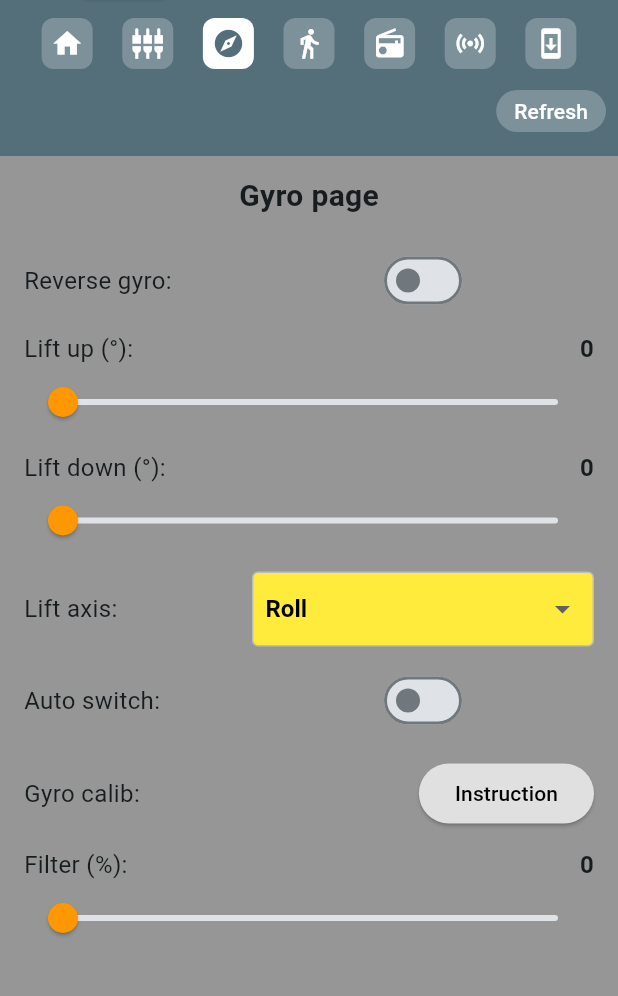
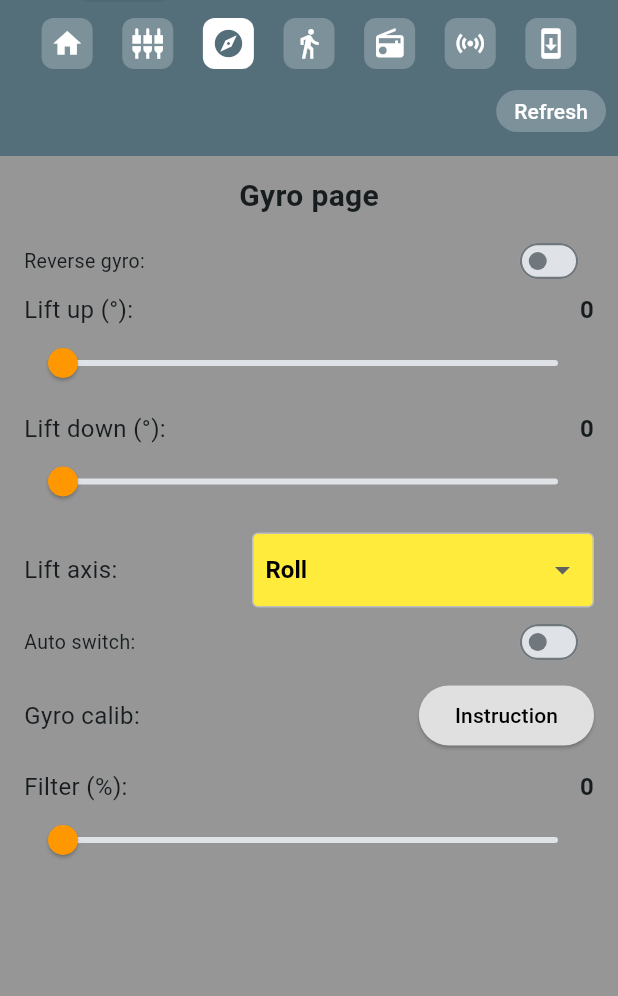
Before and after one commit to Bibusik/gyro360, a Flutter app: the screen it shows after launch, after a tap on the "settings input component" icon, after a tap on the "explore" icon, on a phone screen of 412 x 824 dp, the part 72-1068 px from its top. Run offline on Flutter 3.47's test engine with Material 3 defaults, Android fonts, the phone set to English and light mode, and no system bars; our stand-ins replace flutter_blue_plus, permission_handler, sensors_plus, shared_preferences, wakelock_plus; missing offline and left inert: wifi_scan.

Commit message:
Give every switch the same shape, and drop WT901 from what users read
Switches came in two shapes: some sat mid-row at full size because they went
through the generic row helper, others were compact and pinned right. They now
all share one helper - label left, switch right, same scale everywhere.

The source selector said WT901, which is the sensor's factory part number and
means nothing to whoever owns the rotator. The segment now reads Gyro360 and
the page is titled Gyro360 remote; the full name does not fit in a three-way
segmented button, so it lives in the title.

Co-Authored-By: Claude Opus 5 <noreply@anthropic.com>

```diff
--- a/lib/main.dart
+++ b/lib/main.dart
@@ -574,6 +574,26 @@ Widget _pageTitle(String title) => Padding(
   child: Text(title, style: const TextStyle(fontSize: 20, fontWeight: FontWeight.bold)),
 );
 
+// Единый вид ВСЕХ переключателей: подпись слева, сам переключатель прижат к
+// правому краю и одного размера везде. Раньше часть шла через _row(), где
+// контрол занимал колонку по центру строки и выглядел крупнее - на одном
+// экране соседствовали два разных вида.
+Widget _switchRow(String label, bool value, void Function(bool)? onChanged,
+                  {double hPad = 16}) =>
+    Padding(
+      padding: EdgeInsets.symmetric(horizontal: hPad),
+      child: SizedBox(
+        height: 34,
+        child: Row(children: [
+          Expanded(child: Text(label, style: const TextStyle(fontSize: 13))),
+          Transform.scale(
+            scale: 0.75,
+            child: Switch(value: value, onChanged: onChanged),
+          ),
+        ]),
+      ),
+    );
+
 Widget _row(String label, Widget control) => Padding(
   padding: const EdgeInsets.symmetric(horizontal: 16, vertical: 6),
   child: Row(children: [
@@ -911,7 +931,7 @@ class _GyroPageState extends State<_GyroPage> {
     final s = widget.state; final bt = widget.bt;
     return SingleChildScrollView(child: Column(children: [
       _pageTitle('Gyro page'),
-      _row('Reverse gyro:', Switch(value: s.gyroReverse, onChanged: (v) { setState(() => s.gyroReverse = v); bt.send('GYRO_REV=${v ? 1 : 0};'); })),
+      _switchRow('Reverse gyro:', s.gyroReverse, (v) { setState(() => s.gyroReverse = v); bt.send('GYRO_REV=${v ? 1 : 0};'); }),
       _LiftThresholdRow(state: s, bt: bt),
       _row('Lift axis:', Container(
         decoration: BoxDecoration(color: Colors.yellow, borderRadius: BorderRadius.circular(4), border: Border.all(color: Colors.grey.shade400)),
@@ -923,7 +943,7 @@ class _GyroPageState extends State<_GyroPage> {
           onChanged: (v) { if (v == null) return; setState(() => s.liftAxisRoll = v); bt.send('LIFT_AXIS=${v ? 1 : 0};'); },
         )),
       )),
-      _row('Auto switch:', Switch(value: s.gyro6axis, onChanged: (v) { setState(() => s.gyro6axis = v); bt.send('LIFT_FUNC=${v ? 1 : 0};'); })),
+      _switchRow('Auto switch:', s.gyro6axis, (v) { setState(() => s.gyro6axis = v); bt.send('LIFT_FUNC=${v ? 1 : 0};'); }),
       Padding(padding: const EdgeInsets.symmetric(horizontal: 16, vertical: 8), child: Row(children: [
         const Expanded(flex: 2, child: Text('Gyro calib:', style: TextStyle(fontSize: 16))),
         ElevatedButton(onPressed: () => showDialog(context: context, builder: (ctx) => AlertDialog(title: const Text('Gyro calibration'), content: const Text("1. Power OFF\n2. Hold GYRO button\n3. Power ON\n4. Release after 1 flash (3s)\n5. Saves and restarts"), actions: [TextButton(onPressed: () => Navigator.pop(ctx), child: const Text('OK'))])), style: ElevatedButton.styleFrom(backgroundColor: Colors.grey.shade300, foregroundColor: Colors.black), child: const Text('Instruction')),
@@ -983,9 +1003,9 @@ class _PedalPageState extends State<_PedalPage> {
     final s = widget.state; final bt = widget.bt;
     return SingleChildScrollView(child: Column(children: [
       _pageTitle('Pedal page'),
-      _row('Keep search pos:', Switch(value: s.keepSearchPos, onChanged: (v) { setState(() => s.keepSearchPos = v); bt.send('SAVE_POS=${v ? 1 : 0};'); })),
-      _row('Reverse Wire Pedal:', Switch(value: s.reverseWire, onChanged: (v) { setState(() => s.reverseWire = v); bt.send('PEDAL_WIRE_REV=${v ? 1 : 0};'); })),
-      _row('Reverse WiFi Pedal:', Switch(value: s.reverseWifi, onChanged: (v) { setState(() => s.reverseWifi = v); bt.send('PEDAL_WIFI_REV=${v ? 1 : 0};'); })),
+      _switchRow('Keep search pos:', s.keepSearchPos, (v) { setState(() => s.keepSearchPos = v); bt.send('SAVE_POS=${v ? 1 : 0};'); }),
+      _switchRow('Reverse Wire Pedal:', s.reverseWire, (v) { setState(() => s.reverseWire = v); bt.send('PEDAL_WIRE_REV=${v ? 1 : 0};'); }),
+      _switchRow('Reverse WiFi Pedal:', s.reverseWifi, (v) { setState(() => s.reverseWifi = v); bt.send('PEDAL_WIFI_REV=${v ? 1 : 0};'); }),
       Padding(padding: const EdgeInsets.symmetric(horizontal: 16, vertical: 4), child: Column(children: [
         Row(children: [
           const Text('Search ON msec:', style: TextStyle(fontSize: 16)),
@@ -1410,21 +1430,10 @@ class _RemotePageState extends State<_RemotePage> {
     }
   }
 
-  // Компактная строка-переключатель: три штуки подряд обычными SwitchListTile
-  // с подписями занимали пол-экрана. Пояснения убраны в сам заголовок, высота
-  // строки минимальная.
-  Widget _miniSwitch(String label, bool value, void Function(bool) onChanged) {
-    return SizedBox(
-      height: 34,
-      child: Row(children: [
-        Expanded(child: Text(label, style: const TextStyle(fontSize: 13))),
-        Transform.scale(
-          scale: 0.75,
-          child: Switch(value: value, onChanged: onChanged),
-        ),
-      ]),
-    );
-  }
+  // Тот же вид, что и у остальных переключателей, но без внешних отступов -
+  // этот блок и так лежит внутри контейнера со своим полем.
+  Widget _miniSwitch(String label, bool value, void Function(bool) onChanged) =>
+      _switchRow(label, value, onChanged, hPad: 0);
 
   static double _wrap180(double deg) {
     if (deg > 180) return deg - 360;
@@ -1903,7 +1912,7 @@ class _RemotePageState extends State<_RemotePage> {
     final enabled = s.wt901Enabled;
 
     return SingleChildScrollView(child: Column(children: [
-      _pageTitle('Rod Remote'),
+      _pageTitle('Gyro360 remote'),
 
       // Источник управления: физический пульт WT901 / выключено / телефон.
       // Все настройки ниже (мёртвая зона, обе скорости, ось, реверс, ноль)
@@ -1919,7 +1928,10 @@ class _RemotePageState extends State<_RemotePage> {
           const SizedBox(height: 8),
           SegmentedButton<RemoteSource>(
             segments: const [
-              ButtonSegment(value: RemoteSource.wt901, label: Text('WT901'), icon: Icon(Icons.settings_remote)),
+              // Подпись 'Gyro360' вместо 'WT901': заводское имя датчика владельцу
+              // ничего не говорит. Полное 'Gyro360 remote' в кнопку из трёх
+              // сегментов не помещается - оно вынесено в заголовок страницы.
+              ButtonSegment(value: RemoteSource.wt901, label: Text('Gyro360'), icon: Icon(Icons.settings_remote)),
               ButtonSegment(value: RemoteSource.off,   label: Text('Off'),   icon: Icon(Icons.power_settings_new)),
               ButtonSegment(value: RemoteSource.phone, label: Text('Phone'), icon: Icon(Icons.smartphone)),
             ],
@@ -2079,36 +2091,24 @@ class _RemotePageState extends State<_RemotePage> {
                 // уходит командой PITCH=, то есть на коробке всегда ось 1 -
                 // осевые переключатели WT901 к нему неприменимы).
                 if (_source == RemoteSource.phone && _phoneTilt == 0)
-                  _row('Reverse Pitch', Switch(
-                    value: _phoneRevPitch,
-                    onChanged: (v) {
+                  _switchRow('Reverse Pitch', _phoneRevPitch, (v) {
                       setState(() => _phoneRevPitch = v);
                       _saveAxisPrefs();
-                    },
-                  ))
+                    })
                 else if (_source == RemoteSource.phone && _phoneTilt == 1)
-                  _row('Reverse Roll', Switch(
-                    value: _phoneRevRoll,
-                    onChanged: (v) {
+                  _switchRow('Reverse Roll', _phoneRevRoll, (v) {
                       setState(() => _phoneRevRoll = v);
                       _saveAxisPrefs();
-                    },
-                  ))
+                    })
                 else if (s.wt901Axis == 1)
-                  _row('Reverse Roll', Switch(
-                    value: s.wt901PitchReverse,
-                    onChanged: (v) { setState(() => s.wt901PitchReverse = v); bt.send('WT901_PITCH_REV=${v ? 1 : 0};'); },
-                  ))
+                  _switchRow('Reverse Roll', s.wt901PitchReverse,
+                      (v) { setState(() => s.wt901PitchReverse = v); bt.send('WT901_PITCH_REV=${v ? 1 : 0};'); })
                 else if (s.wt901Axis == 0)
-                  _row('Reverse Pitch', Switch(
-                    value: s.wt901RollReverse,
-                    onChanged: (v) { setState(() => s.wt901RollReverse = v); bt.send('WT901_ROLL_REV=${v ? 1 : 0};'); },
-                  ))
+                  _switchRow('Reverse Pitch', s.wt901RollReverse,
+                      (v) { setState(() => s.wt901RollReverse = v); bt.send('WT901_ROLL_REV=${v ? 1 : 0};'); })
                 else
-                  _row('Reverse Yaw', Switch(
-                    value: s.wt901YawReverse,
-                    onChanged: (v) { setState(() => s.wt901YawReverse = v); bt.send('WT901_YAW_REV=${v ? 1 : 0};'); },
-                  )),
+                  _switchRow('Reverse Yaw', s.wt901YawReverse,
+                      (v) { setState(() => s.wt901YawReverse = v); bt.send('WT901_YAW_REV=${v ? 1 : 0};'); }),
                 // Слежение за Yaw работает ТОЛЬКО в режиме OFF - при включённом
                 // встроенном гироскопе оно молча ничего не делает. Этот режим
                 // гасит гироскоп на время работы Yaw и возвращает обратно.
@@ -2163,13 +2163,10 @@ class _RemotePageState extends State<_RemotePage> {
                     onChanged: (v) => setState(() { _draggingSlider = true; _speedVal = v; }),
                     onChangeEnd: (v) { _draggingSlider = false; s.wt901Speed = v.round(); bt.send('WT901_SPEED=${v.round()};'); }),
                 ])),
-                Padding(padding: const EdgeInsets.symmetric(horizontal: 16, vertical: 8), child: _row('2nd speed:', Switch(
-                  value: s.wt901Speed2Enabled,
-                  onChanged: (v) {
-                    setState(() => s.wt901Speed2Enabled = v);
-                    bt.send('WT901_SPEED2_EN=${v ? 1 : 0};');
-                  },
-                ))),
+                _switchRow('2nd speed:', s.wt901Speed2Enabled, (v) {
+                  setState(() => s.wt901Speed2Enabled = v);
+                  bt.send('WT901_SPEED2_EN=${v ? 1 : 0};');
+                }),
                 Padding(padding: const EdgeInsets.symmetric(horizontal: 16, vertical: 4), child: Column(children: [
                   Row(children: [
                     const Text('2nd speed angle (°):', style: TextStyle(fontSize: 16)),
@@ -2215,7 +2212,7 @@ class _RemotePageState extends State<_RemotePage> {
                   Icon(Icons.sensors, color: _connectedMac != null ? Colors.green : Colors.grey),
                   const SizedBox(width: 8),
                   Expanded(child: Text(
-                    _connectedMac != null ? 'Rod Remote: $_connectedName' : 'Rod Remote: not selected',
+                    _connectedMac != null ? 'Paired: $_connectedName' : 'Remote: not paired',
                     style: TextStyle(
                       fontWeight: FontWeight.bold,
                       color: _connectedMac != null ? Colors.green.shade800 : Colors.grey.shade700,
```
